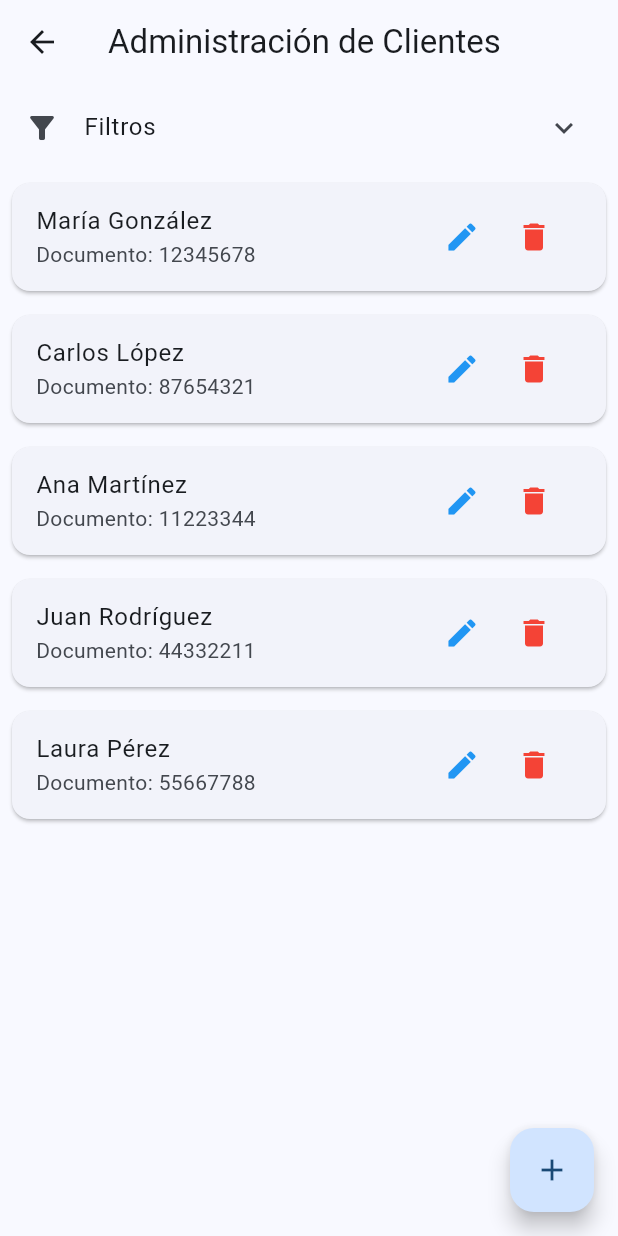
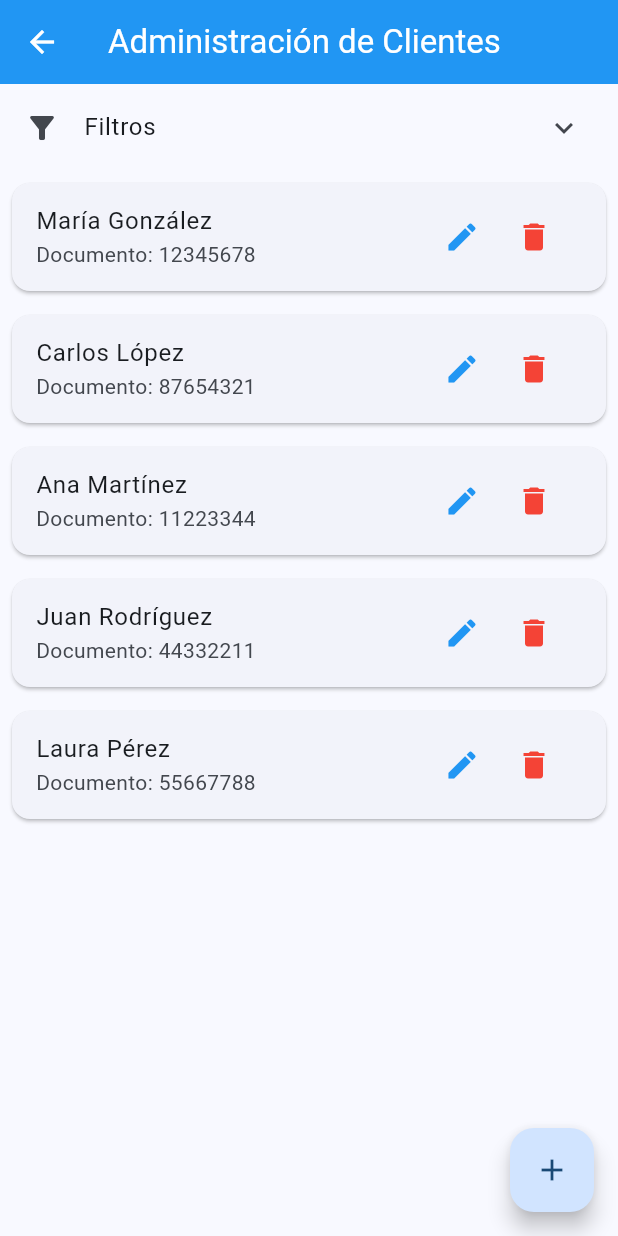
Before and after one commit to juanacevedo68061/alquiler, a Flutter app: the ClientesScreen screen opened by its route, on a phone screen of 412 x 824 dp. Run offline on Flutter 3.47's test engine with Material 3 defaults, Android fonts, the phone set to English and light mode, and no system bars.

Commit message:
actualizacion de colores en los appbar

```diff
--- a/lib/screens/clientes/clientes_screen.dart
+++ b/lib/screens/clientes/clientes_screen.dart
@@ -88,7 +88,11 @@ class _ClientesScreenState extends State<ClientesScreen> {
   @override
   Widget build(BuildContext context) {
     return Scaffold(
-      appBar: AppBar(title: const Text('Administración de Clientes')),
+      appBar: AppBar(
+        title: const Text('Administración de Clientes'),
+        backgroundColor: Colors.blue,
+        foregroundColor: Colors.white,
+      ),
       body: Column(
         children: [
           ClientesFilter(key: filtroKey, onFilterChanged: actualizarFiltro),
--- a/lib/screens/entregas/entregas_screen.dart
+++ b/lib/screens/entregas/entregas_screen.dart
@@ -63,7 +63,11 @@ class _EntregasScreenState extends State<EntregasScreen> {
   @override
   Widget build(BuildContext context) {
     return Scaffold(
-      appBar: AppBar(title: const Text('Gestión de Entregas')),
+      appBar: AppBar(
+        title: const Text('Gestión de Entregas'),
+        backgroundColor: Colors.blue,
+        foregroundColor: Colors.white,
+      ),
       body: entregasVisibles.isEmpty
           ? const Center(child: Text('No hay entregas registradas'))
           : ListView.builder(
--- a/lib/screens/reservas/reservas_screen.dart
+++ b/lib/screens/reservas/reservas_screen.dart
@@ -74,7 +74,11 @@ class _ReservasScreenState extends State<ReservasScreen> {
   @override
   Widget build(BuildContext context) {
     return Scaffold(
-      appBar: AppBar(title: const Text('Gestión de Reservas')),
+      appBar: AppBar(
+        title: const Text('Gestión de Reservas'),
+        backgroundColor: Colors.blue,
+        foregroundColor: Colors.white,
+      ),
       body: reservasVisibles.isEmpty
           ? const Center(child: Text('No hay reservas registradas'))
           : ListView.builder(
--- a/lib/screens/vehiculos/vehiculos_screen.dart
+++ b/lib/screens/vehiculos/vehiculos_screen.dart
@@ -97,7 +97,11 @@ class _VehiculosScreenState extends State<VehiculosScreen> {
   @override
   Widget build(BuildContext context) {
     return Scaffold(
-      appBar: AppBar(title: const Text('Administración de Vehículos')),
+      appBar: AppBar(
+        title: const Text('Administración de Vehículos'),
+        backgroundColor: Colors.blue,
+        foregroundColor: Colors.white,
+      ),
       body: Column(
         children: [
           VehiculosFilter(key: filtroKey, onFilterChanged: actualizarFiltro),
```
Also changed, not shown: 1 other file.
